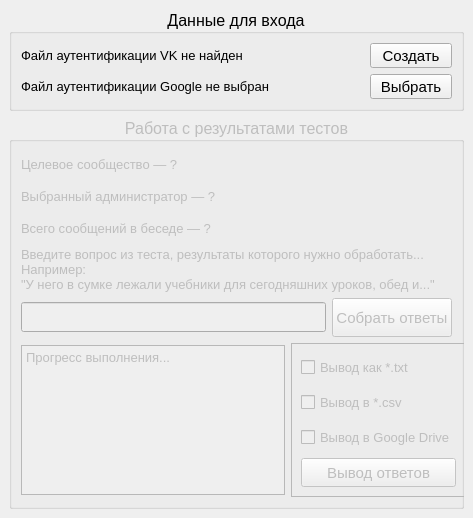
Before: the Qt Designer form MainWindow.ui in aleroza/vk-tests, drawn with Qt 5.
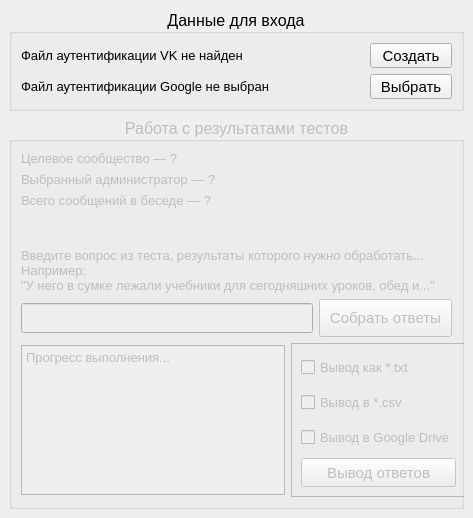
After: the same form once the commit is applied. Icons and pictures are not drawn.

What changed in the file:
```diff
--- a/MainWindow.ui
+++ b/MainWindow.ui
@@ -207,6 +207,12 @@
       <property name="enabled">
        <bool>false</bool>
       </property>
+      <property name="sizePolicy">
+       <sizepolicy hsizetype="Preferred" vsizetype="Preferred">
+        <horstretch>0</horstretch>
+        <verstretch>0</verstretch>
+       </sizepolicy>
+      </property>
       <property name="font">
        <font>
         <pointsize>12</pointsize>
@@ -221,8 +227,17 @@
       <layout class="QVBoxLayout" name="verticalLayout_3">
        <item>
         <layout class="QVBoxLayout" name="verticalLayout">
+         <property name="spacing">
+          <number>6</number>
+         </property>
          <item>
           <widget class="QLabel" name="groupLabel">
+           <property name="sizePolicy">
+            <sizepolicy hsizetype="Preferred" vsizetype="Fixed">
+             <horstretch>0</horstretch>
+             <verstretch>0</verstretch>
+            </sizepolicy>
+           </property>
            <property name="font">
             <font>
              <pointsize>10</pointsize>
@@ -235,6 +250,12 @@
          </item>
          <item>
           <widget class="QLabel" name="adminLabel">
+           <property name="sizePolicy">
+            <sizepolicy hsizetype="Preferred" vsizetype="Fixed">
+             <horstretch>0</horstretch>
+             <verstretch>0</verstretch>
+            </sizepolicy>
+           </property>
            <property name="font">
             <font>
              <pointsize>10</pointsize>
@@ -247,6 +268,12 @@
          </item>
          <item>
           <widget class="QLabel" name="msgsNumLabel">
+           <property name="sizePolicy">
+            <sizepolicy hsizetype="Preferred" vsizetype="Fixed">
+             <horstretch>0</horstretch>
+             <verstretch>0</verstretch>
+            </sizepolicy>
+           </property>
            <property name="font">
             <font>
              <pointsize>10</pointsize>
@@ -261,6 +288,9 @@
        </item>
        <item>
         <layout class="QVBoxLayout" name="verticalLayout_2">
+         <property name="spacing">
+          <number>6</number>
+         </property>
          <item>
           <widget class="QLabel" name="tipLabel">
            <property name="font">
@@ -274,7 +304,7 @@
 &quot;У него в сумке лежали учебники для сегодняшних уроков, обед и...&quot;</string>
            </property>
            <property name="alignment">
-            <set>Qt::AlignLeading|Qt::AlignLeft|Qt::AlignTop</set>
+            <set>Qt::AlignBottom|Qt::AlignLeading|Qt::AlignLeft</set>
            </property>
            <property name="wordWrap">
             <bool>true</bool>
@@ -299,11 +329,23 @@
               <bool>false</bool>
              </property>
              <property name="sizePolicy">
-              <sizepolicy hsizetype="Preferred" vsizetype="Preferred">
+              <sizepolicy hsizetype="Preferred" vsizetype="Fixed">
                <horstretch>0</horstretch>
                <verstretch>0</verstretch>
               </sizepolicy>
              </property>
+             <property name="minimumSize">
+              <size>
+               <width>133</width>
+               <height>38</height>
+              </size>
+             </property>
+             <property name="maximumSize">
+              <size>
+               <width>133</width>
+               <height>38</height>
+              </size>
+             </property>
              <property name="font">
               <font>
                <pointsize>11</pointsize>
```
